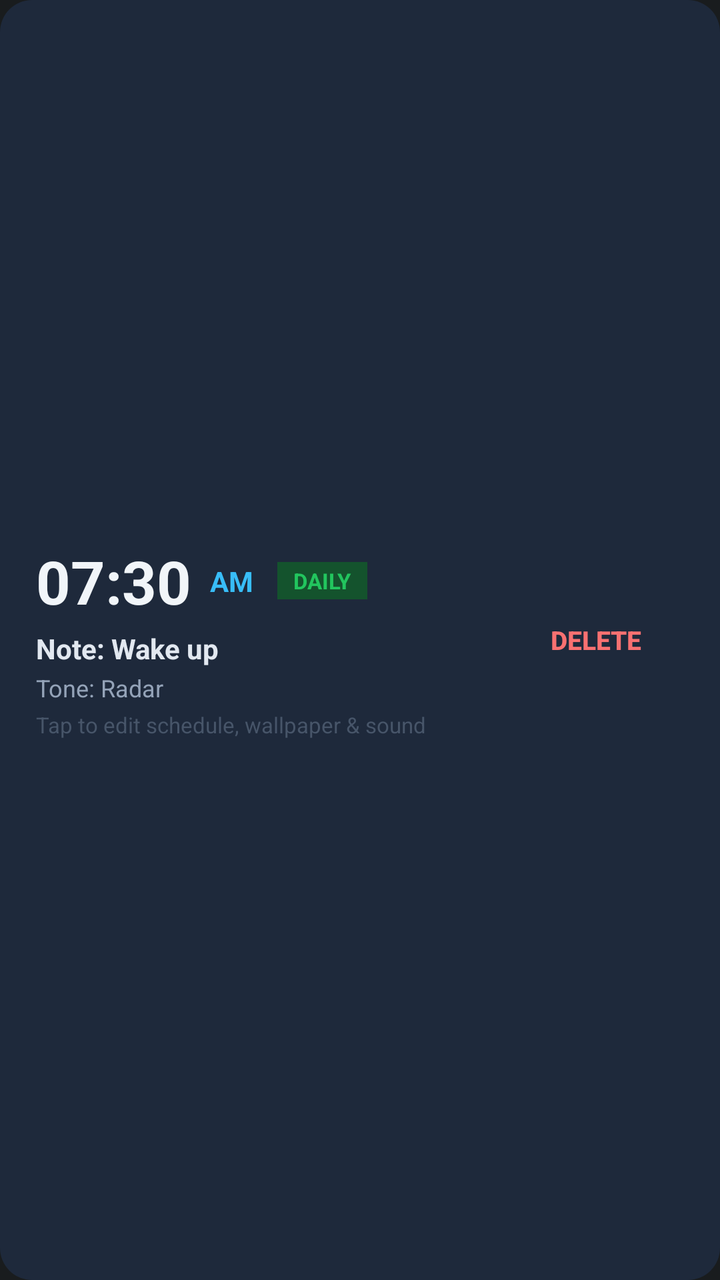
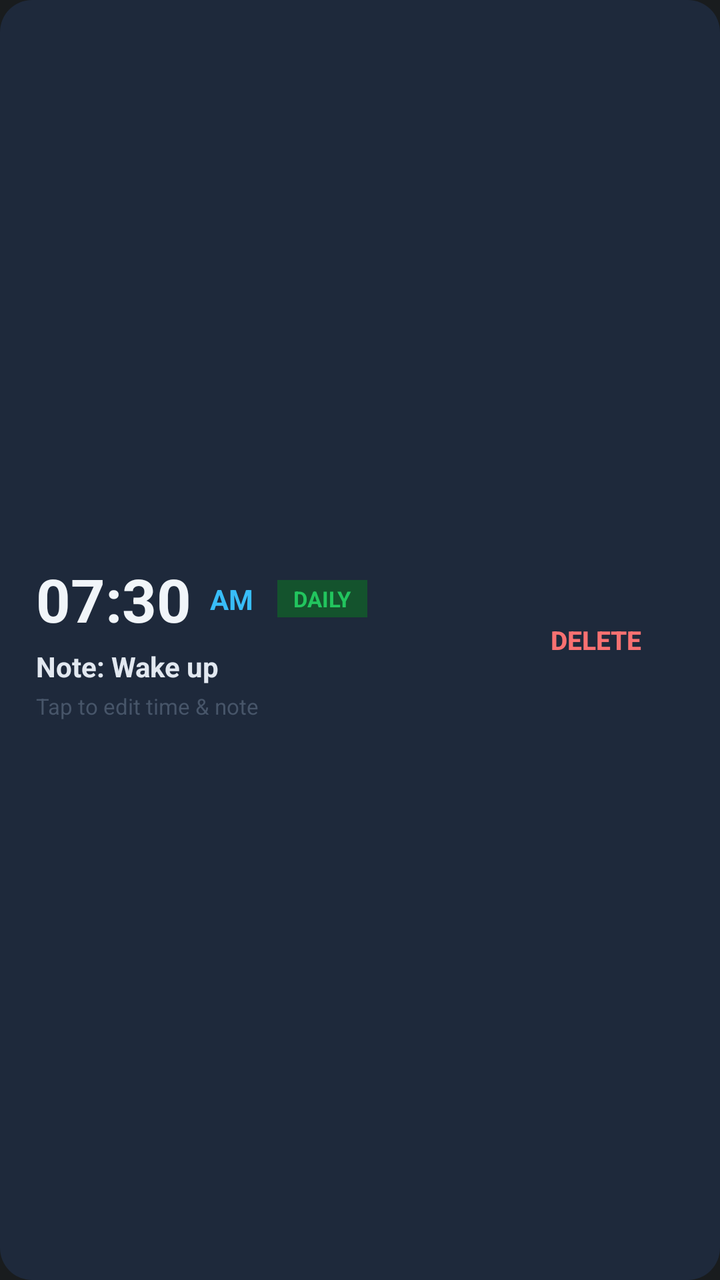

Screens rendered from an Android XML layout before and after an edit, with the pre-edit source and the edit as a unified diff.
<!-- AndroidManifest.xml: application theme android:Theme.DeviceDefault.NoActionBar -->
<!-- res/layout/item_alarm.xml -->
<?xml version="1.0" encoding="utf-8"?>
<LinearLayout xmlns:android="http://schemas.android.com/apk/res/android"
    android:layout_width="match_parent"
    android:layout_height="wrap_content"
    android:orientation="horizontal"
    android:background="@drawable/card_bg"
    android:padding="18dp"
    android:gravity="center_vertical">

    <LinearLayout
        android:id="@+id/cardContent"
        android:layout_width="0dp"
        android:layout_height="wrap_content"
        android:layout_weight="1"
        android:orientation="vertical">

        <LinearLayout
            android:layout_width="wrap_content"
            android:layout_height="wrap_content"
            android:gravity="center_vertical"
            android:orientation="horizontal">

            <TextView
                android:id="@+id/txtTime"
                android:layout_width="wrap_content"
                android:layout_height="wrap_content"
                android:text="07:30"
                android:textSize="30sp"
                android:textStyle="bold"
                android:textColor="#F1F5F9" />

            <TextView
                android:id="@+id/txtAmPm"
                android:layout_width="wrap_content"
                android:layout_height="wrap_content"
                android:text=" AM"
                android:textSize="14sp"
                android:textStyle="bold"
                android:textColor="#38BDF8"
                android:layout_marginStart="6dp" />

            <TextView
                android:id="@+id/txtScheduleBadge"
                android:layout_width="wrap_content"
                android:layout_height="wrap_content"
                android:text="DAILY"
                android:textSize="11sp"
                android:textStyle="bold"
                android:textColor="#22C55E"
                android:background="#14532D"
                android:paddingLeft="8dp"
                android:paddingRight="8dp"
                android:paddingTop="2dp"
                android:paddingBottom="2dp"
                android:layout_marginStart="12dp" />
        </LinearLayout>

        <TextView
            android:id="@+id/txtAlarmCardLabel"
            android:layout_width="wrap_content"
            android:layout_height="wrap_content"
            android:text="Note: Wake up"
            android:textSize="14sp"
            android:textStyle="bold"
            android:textColor="#E2E8F0"
            android:layout_marginTop="4dp" />

        <TextView
            android:id="@+id/txtToneTitle"
            android:layout_width="wrap_content"
            android:layout_height="wrap_content"
            android:text="Tone: Radar"
            android:textSize="12sp"
            android:textColor="#94A3B8"
            android:layout_marginTop="2dp" />

        <TextView
            android:layout_width="wrap_content"
            android:layout_height="wrap_content"
            android:text="Tap to edit schedule, wallpaper &amp; sound"
            android:textSize="11sp"
            android:textColor="#475569"
            android:layout_marginTop="3dp" />
    </LinearLayout>

    <Button
        android:id="@+id/btnDelete"
        android:layout_width="wrap_content"
        android:layout_height="wrap_content"
        android:text="DELETE"
        android:textSize="13sp"
        android:textStyle="bold"
        android:textColor="#F87171"
        android:background="@android:color/transparent" />
</LinearLayout>
<!-- resources referenced by this layout -->
<resources>
  <!-- drawable card_bg (drawable) -->
  <?xml version="1.0" encoding="utf-8"?>
  <shape xmlns:android="http://schemas.android.com/apk/res/android"
      android:shape="rectangle">
      <solid android:color="#1E293B" />
      <corners android:radius="16dp" />
  </shape>
</resources>

<!-- the commit's change to res/layout/item_alarm.xml (unified diff, before → after) -->
@@ -66,18 +66,9 @@
             android:layout_marginTop="4dp" />
 
         <TextView
-            android:id="@+id/txtToneTitle"
             android:layout_width="wrap_content"
             android:layout_height="wrap_content"
-            android:text="Tone: Radar"
-            android:textSize="12sp"
-            android:textColor="#94A3B8"
-            android:layout_marginTop="2dp" />
-
-        <TextView
-            android:layout_width="wrap_content"
-            android:layout_height="wrap_content"
-            android:text="Tap to edit schedule, wallpaper &amp; sound"
+            android:text="Tap to edit time &amp; note"
             android:textSize="11sp"
             android:textColor="#475569"
             android:layout_marginTop="3dp" />
